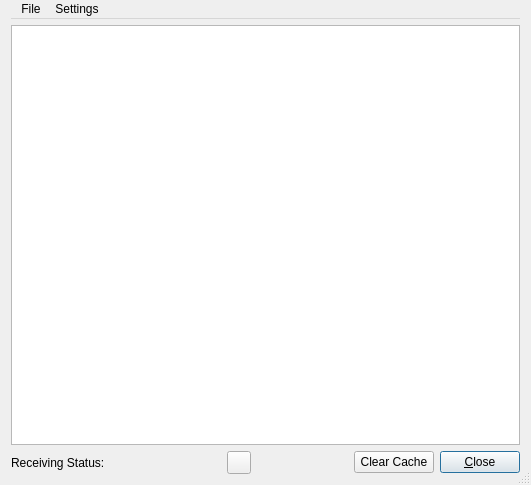
The window that dream/src/GUI-QT/JLViewer.ui (mmjee/dream-patched) describes before a commit, drawn with Qt 5.
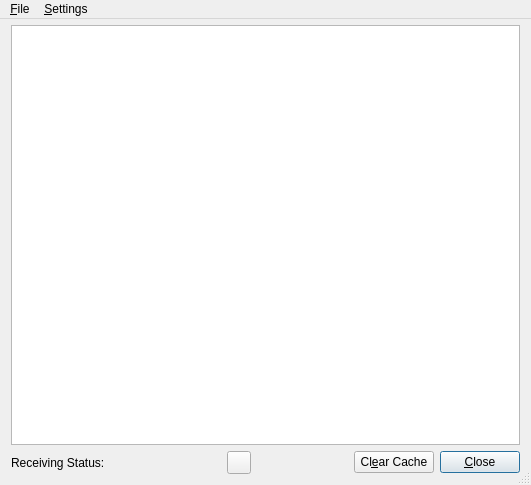
The same window after the commit. Icons and pictures are not drawn. Custom widgets are drawn as their Qt base class.

What changed in the file:
```diff
--- a/dream/src/GUI-QT/JLViewer.ui
+++ b/dream/src/GUI-QT/JLViewer.ui
@@ -20,15 +20,18 @@
   <property name="sizeGripEnabled">
    <bool>true</bool>
   </property>
-  <layout class="QVBoxLayout" name="verticalLayout">
-   <property name="topMargin">
+  <layout class="QVBoxLayout" name="verticalLayout_2">
+   <property name="spacing">
+    <number>0</number>
+   </property>
+   <property name="margin">
     <number>0</number>
    </property>
    <item>
     <widget class="QMenuBar" name="menubar">
      <widget class="QMenu" name="menuFile">
       <property name="title">
-       <string>File</string>
+       <string>&amp;File</string>
       </property>
       <addaction name="actionClear_All"/>
       <addaction name="separator"/>
@@ -39,7 +42,7 @@
      </widget>
      <widget class="QMenu" name="menuSettings">
       <property name="title">
-       <string>Settings</string>
+       <string>&amp;Settings</string>
       </property>
       <addaction name="actionSet_Font"/>
      </widget>
@@ -48,6 +51,23 @@
     </widget>
    </item>
    <item>
+    <layout class="QVBoxLayout" name="verticalLayout">
+     <property name="spacing">
+      <number>6</number>
+     </property>
+     <property name="leftMargin">
+      <number>11</number>
+     </property>
+     <property name="topMargin">
+      <number>6</number>
+     </property>
+     <property name="rightMargin">
+      <number>11</number>
+     </property>
+     <property name="bottomMargin">
+      <number>11</number>
+     </property>
+     <item>
     <widget class="JLBrowser" name="textBrowser"/>
    </item>
    <item>
@@ -127,7 +147,7 @@
      <item>
       <widget class="QPushButton" name="pushButtonClearCache">
        <property name="text">
-        <string>Clear Cache</string>
+          <string>Cl&amp;ear Cache</string>
        </property>
       </widget>
      </item>
@@ -147,6 +167,8 @@
     </layout>
    </item>
   </layout>
+   </item>
+  </layout>
   <action name="actionSet_Font">
    <property name="text">
     <string>Set  Font</string>
```
Left out of the diff: 10 changed lines with no effect on the pictures. Lines whose indentation alone changed are shown as unchanged.
